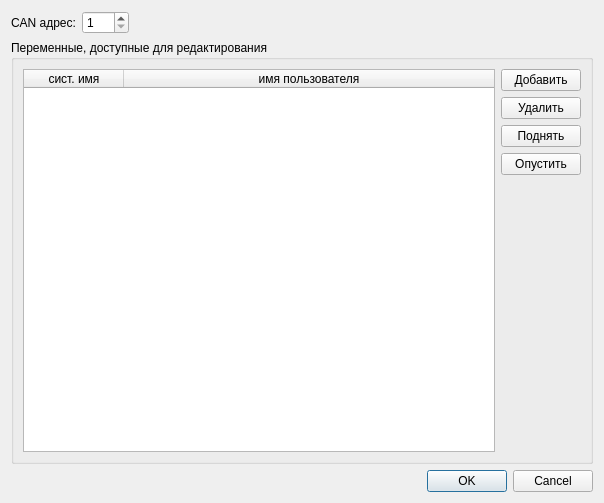
Above: dialogprojectconfig.ui from atikbif/BT816MnemoConfig before the change. Below: the same form after it.
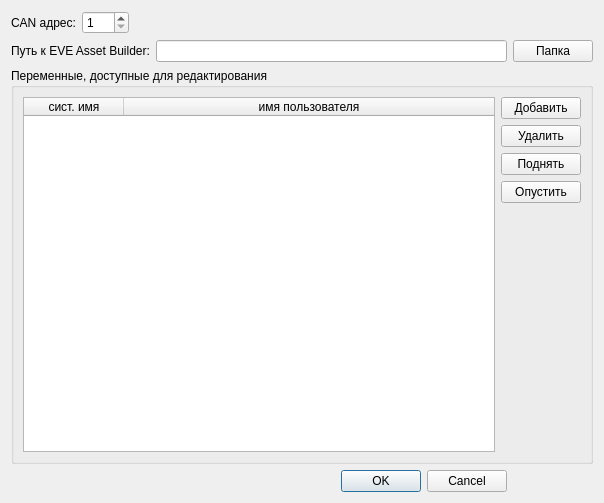
That is the form after the change.

Commit message: настройка пути к eve asset builder

Diff of the .ui file:
```diff
--- a/dialogprojectconfig.ui
+++ b/dialogprojectconfig.ui
@@ -32,6 +32,27 @@
     </widget>
    </item>
    <item row="1" column="0" colspan="3">
+    <widget class="QLabel" name="label_2">
+     <property name="text">
+      <string>Путь к EVE Asset Builder:</string>
+     </property>
+    </widget>
+   </item>
+   <item row="1" column="3">
+    <widget class="QLineEdit" name="lineEditEvePath">
+     <property name="readOnly">
+      <bool>true</bool>
+     </property>
+    </widget>
+   </item>
+   <item row="1" column="4">
+    <widget class="QPushButton" name="pushButtonEvePath">
+     <property name="text">
+      <string>Папка</string>
+     </property>
+    </widget>
+   </item>
+   <item row="2" column="0" colspan="5">
     <widget class="QGroupBox" name="groupBox">
      <property name="title">
       <string>Переменные, доступные для редактирования</string>
@@ -101,7 +122,7 @@
      </layout>
     </widget>
    </item>
-   <item row="2" column="2">
+   <item row="3" column="2" colspan="2">
     <widget class="QDialogButtonBox" name="buttonBox">
      <property name="orientation">
       <enum>Qt::Horizontal</enum>
```
The commit also changes 6 other files.
